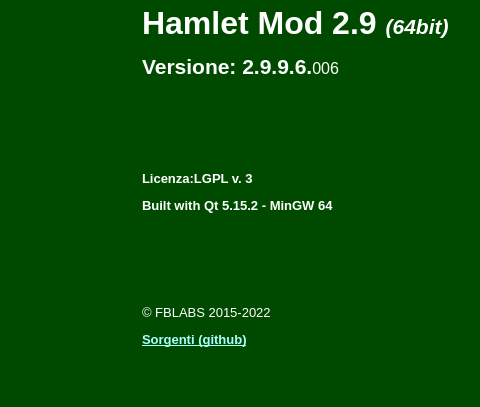
fblabs/hamlet-mod-sancon, file mainwindow.ui: the form before one commit; both pictures show x 355 to 835 and y 87 to 494 of the 1156 by 831 pixel window.
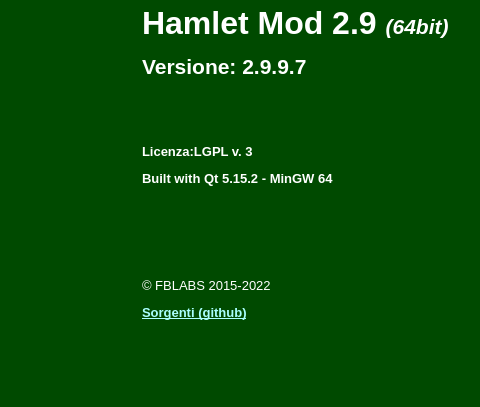
The form after the commit. Icons and pictures are not drawn.

Patch:
```diff
--- a/mainwindow.ui
+++ b/mainwindow.ui
@@ -492,7 +492,7 @@
          <enum>QFrame::NoFrame</enum>
         </property>
         <property name="text">
-         <string>&lt;html&gt;&lt;head/&gt;&lt;body&gt;&lt;p&gt;&lt;span style=&quot; font-size:24pt; font-weight:600;&quot;&gt;Hamlet Mod 2.9 &lt;/span&gt;&lt;span style=&quot; font-size:16pt; font-weight:600; font-style:italic;&quot;&gt;(64bit)&lt;/span&gt;&lt;/p&gt;&lt;p&gt;&lt;span style=&quot; font-size:16pt; font-weight:600;&quot;&gt;Versione: 2.9.9.6.&lt;/span&gt;&lt;span style=&quot; font-size:12pt;&quot;&gt;006&lt;/span&gt;&lt;/p&gt;&lt;p&gt;&lt;br/&gt;&lt;/p&gt;&lt;p&gt;&lt;br/&gt;&lt;/p&gt;&lt;p&gt;&lt;span style=&quot; font-size:10pt; font-weight:600;&quot;&gt;Licenza:LGPL v. 3&lt;/span&gt;&lt;/p&gt;&lt;p&gt;&lt;span style=&quot; font-size:10pt; font-weight:600;&quot;&gt;Built with Qt 5.15.2 - MinGW 64&lt;/span&gt;&lt;/p&gt;&lt;p&gt;&lt;br/&gt;&lt;/p&gt;&lt;p&gt;&lt;br/&gt;&lt;/p&gt;&lt;p&gt;&lt;span style=&quot; font-size:10pt;&quot;&gt;© FBLABS 2015-2022&lt;/span&gt;&lt;/p&gt;&lt;p&gt;&lt;a href=&quot;￼￼https://github.com/fblabs/hamlet-mod-sancon&quot;&gt;&lt;span style=&quot; font-size:10pt; font-weight:600; text-decoration: underline; color:#aaffff;&quot;&gt;Sorgenti (github)&lt;/span&gt;&lt;/a&gt;&lt;/p&gt;&lt;/body&gt;&lt;/html&gt;</string>
+         <string>&lt;html&gt;&lt;head/&gt;&lt;body&gt;&lt;p&gt;&lt;span style=&quot; font-size:24pt; font-weight:600;&quot;&gt;Hamlet Mod 2.9 &lt;/span&gt;&lt;span style=&quot; font-size:16pt; font-weight:600; font-style:italic;&quot;&gt;(64bit)&lt;/span&gt;&lt;/p&gt;&lt;p&gt;&lt;span style=&quot; font-size:16pt; font-weight:600;&quot;&gt;Versione: 2.9.9.7&lt;/span&gt;&lt;br/&gt;&lt;/p&gt;&lt;p&gt;&lt;br/&gt;&lt;/p&gt;&lt;p&gt;&lt;span style=&quot; font-size:10pt; font-weight:600;&quot;&gt;Licenza:LGPL v. 3&lt;/span&gt;&lt;/p&gt;&lt;p&gt;&lt;span style=&quot; font-size:10pt; font-weight:600;&quot;&gt;Built with Qt 5.15.2 - MinGW 64&lt;/span&gt;&lt;/p&gt;&lt;p&gt;&lt;br/&gt;&lt;/p&gt;&lt;p&gt;&lt;br/&gt;&lt;/p&gt;&lt;p&gt;&lt;span style=&quot; font-size:10pt;&quot;&gt;© FBLABS 2015-2022&lt;/span&gt;&lt;/p&gt;&lt;p&gt;&lt;a href=&quot;￼￼https://github.com/fblabs/hamlet-mod-sancon&quot;&gt;&lt;span style=&quot; font-size:10pt; font-weight:600; text-decoration: underline; color:#aaffff;&quot;&gt;Sorgenti (github)&lt;/span&gt;&lt;/a&gt;&lt;/p&gt;&lt;/body&gt;&lt;/html&gt;</string>
         </property>
         <property name="scaledContents">
          <bool>false</bool>
```
